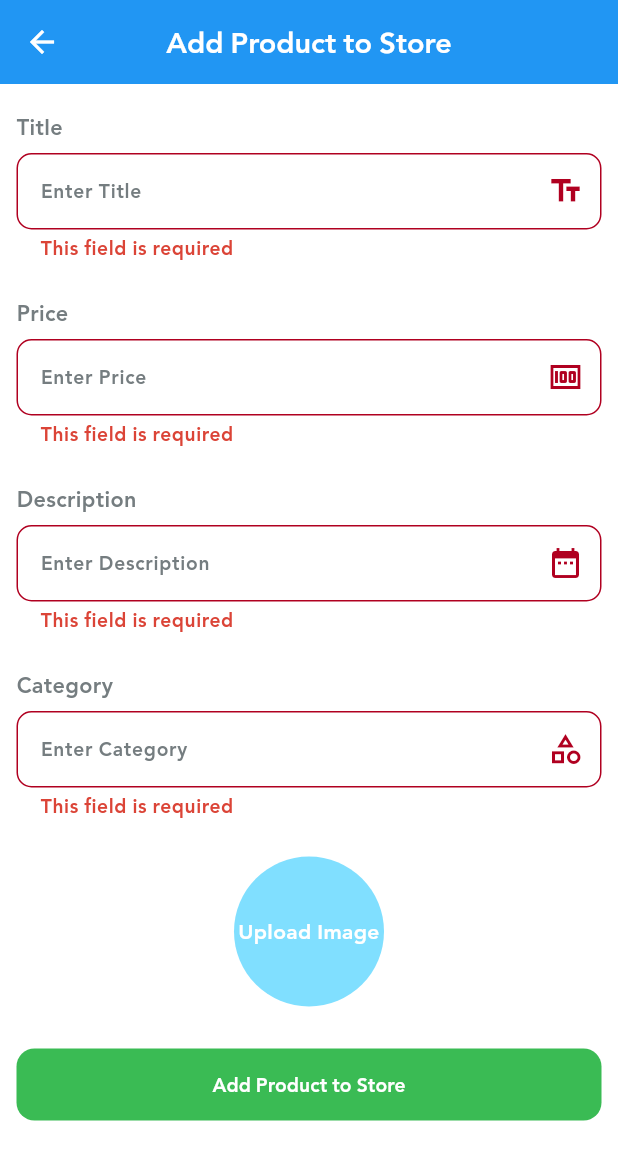
After one commit to MahmoudALBndkji/Simple-E-Commerce-Flutter-Task, a Flutter app: the AddProductToStoreView screen opened directly, after a tap on "Add Product to Store", on a phone screen of 412 x 824 dp. The commit adds this screen. Shown: the top 1160 px of the screen. Run offline on Flutter 3.47's test engine with Material 3 defaults, Android fonts, the light colour scheme and no system bars; our stand-ins replace flutter_bloc, flutter_secure_storage, image_picker, quickalert, skeletonizer; accounts and stored records are empty.

Commit message:
Add Product To Store View & Calling End Point

```diff
--- a/lib/core/constants/constants.dart
+++ b/lib/core/constants/constants.dart
@@ -5,6 +5,6 @@ class RemoteConstants {
 class Endpoints {
   static const String userLogin = 'auth/login';
   static const String getAllProducts = 'products';
-  static const String addNewProduct = 'products';
+  static const String addProductToStore = 'products';
   static const String getProductDetails = 'products';
 }
--- a/lib/core/widgets/buttons/custom_elevated_button.dart
+++ b/lib/core/widgets/buttons/custom_elevated_button.dart
@@ -30,7 +30,7 @@ class CustomElevatedButton extends StatelessWidget {
           elevation: 0.0,
           backgroundColor: buttonColor ?? secondaryColor,
           shape: RoundedRectangleBorder(
-            borderRadius: BorderRadius.circular(24),
+            borderRadius: BorderRadius.circular(12),
           ),
         ),
         child: Text(
--- /dev/null
+++ b/lib/features/settings/view_model/cubit/settings_cubit.dart
@@ -0,0 +1,35 @@
+import 'package:flutter/material.dart';
+import 'package:flutter_bloc/flutter_bloc.dart';
+import 'package:simple_ecommerce_flutter_task/core/constants/constants.dart';
+import 'package:simple_ecommerce_flutter_task/core/network/check_is_success.dart';
+import 'package:simple_ecommerce_flutter_task/core/services/api_service.dart';
+import 'package:simple_ecommerce_flutter_task/features/home/model/product_model.dart';
+
+part 'settings_state.dart';
+
+class SettingsCubit extends Cubit<SettingsState> {
+  SettingsCubit({required this.service}) : super(SettingsInitial());
+  final ApiService service;
+  static SettingsCubit get(context) => BlocProvider.of(context);
+  void addProductToStore(
+      {required BuildContext context, required ProductModel product}) async {
+    emit(AddProductToStoreLoadingState());
+    final response = await service.requestApi(
+      context: context,
+      requestType: RequestType.POST,
+      endPoint: Endpoints.addProductToStore,
+      parameter: {
+        'title': product.title,
+        'price': product.price,
+        'description': product.description,
+        'category': product.category,
+        'image': product.image,
+      },
+    );
+    if (checkReqIsSuccess(response.statusCode)) {
+      emit(AddProductToStoreSuccessState());
+    } else {
+      emit(AddProductToStoreErrorState(error: response.body));
+    }
+  }
+}
--- /dev/null
+++ b/lib/features/settings/view_model/cubit/settings_state.dart
@@ -0,0 +1,15 @@
+part of 'settings_cubit.dart';
+
+@immutable
+sealed class SettingsState {}
+
+final class SettingsInitial extends SettingsState {}
+
+final class AddProductToStoreLoadingState extends SettingsState {}
+
+final class AddProductToStoreSuccessState extends SettingsState {}
+
+final class AddProductToStoreErrorState extends SettingsState {
+  final String error;
+  AddProductToStoreErrorState({required this.error});
+}
--- /dev/null
+++ b/lib/features/settings/views/add_product_to_store_view.dart
@@ -0,0 +1,186 @@
+import 'dart:io';
+
+import 'package:flutter/material.dart';
+import 'package:flutter/services.dart';
+import 'package:flutter_bloc/flutter_bloc.dart';
+import 'package:image_picker/image_picker.dart';
+import 'package:simple_ecommerce_flutter_task/core/constants/app_colors.dart';
+import 'package:simple_ecommerce_flutter_task/core/languages/app_localizations.dart';
+import 'package:simple_ecommerce_flutter_task/core/services/api_service.dart';
+import 'package:simple_ecommerce_flutter_task/core/widgets/text_field_with_title.dart';
+import 'package:simple_ecommerce_flutter_task/features/home/model/product_model.dart';
+import 'package:simple_ecommerce_flutter_task/features/settings/view_model/cubit/settings_cubit.dart';
+import 'package:simple_ecommerce_flutter_task/features/settings/views/widgets/add_product_to_store_appbar.dart';
+import 'package:simple_ecommerce_flutter_task/features/settings/views/widgets/add_product_to_store_button.dart';
+
+class AddProductToStoreView extends StatefulWidget {
+  const AddProductToStoreView({super.key});
+
+  @override
+  State<AddProductToStoreView> createState() => _AddProductToStoreViewState();
+}
+
+class _AddProductToStoreViewState extends State<AddProductToStoreView> {
+  XFile? image;
+  final GlobalKey<FormState> formKey = GlobalKey<FormState>();
+  final TextEditingController titleController = TextEditingController();
+  final TextEditingController priceController = TextEditingController();
+  final TextEditingController descriptionController = TextEditingController();
+  final TextEditingController categoryController = TextEditingController();
+
+  Future pickImage(ImageSource source) async {
+    final XFile? pickedImage = await ImagePicker().pickImage(source: source);
+    if (pickedImage == null) return;
+    setState(() {
+      image = pickedImage;
+    });
+  }
+
+  @override
+  void dispose() {
+    titleController.dispose();
+    priceController.dispose();
+    descriptionController.dispose();
+    categoryController.dispose();
+    formKey.currentState?.dispose();
+    super.dispose();
+  }
+
+  @override
+  Widget build(BuildContext context) {
+    return BlocProvider(
+      create: (context) => SettingsCubit(service: ApiService()),
+      child: Scaffold(
+        appBar: AddProductToStoreAppbar(),
+        body: Padding(
+          padding: const EdgeInsets.symmetric(horizontal: 11.0, vertical: 19.0),
+          child: Form(
+            key: formKey,
+            child: SingleChildScrollView(
+              child: Column(
+                spacing: 10.0,
+                crossAxisAlignment: CrossAxisAlignment.start,
+                children: [
+                  TextFieldWithTitle(
+                    suffixIcon: Icon(Icons.text_fields),
+                    controller: titleController,
+                    title: "title".tr(context),
+                    hint: "enter_title".tr(context),
+                    validator: (input) =>
+                        input!.isEmpty ? "field_validation".tr(context) : null,
+                  ),
+                  SizedBox(height: 5.0),
+                  TextFieldWithTitle(
+                    suffixIcon: Icon(Icons.money),
+                    keyboardType: TextInputType.number,
+                    inputFormatters: [FilteringTextInputFormatter.digitsOnly],
+                    controller: priceController,
+                    title: "price".tr(context),
+                    hint: "enter_price".tr(context),
+                    validator: (input) =>
+                        input!.isEmpty ? "field_validation".tr(context) : null,
+                  ),
+                  SizedBox(height: 5.0),
+                  TextFieldWithTitle(
+                    suffixIcon: Icon(Icons.date_range),
+                    controller: descriptionController,
+                    title: "description".tr(context),
+                    hint: "enter_description".tr(context),
+                    validator: (input) =>
+                        input!.isEmpty ? "field_validation".tr(context) : null,
+                  ),
+                  SizedBox(height: 5.0),
+                  TextFieldWithTitle(
+                    suffixIcon: Icon(Icons.category_outlined),
+                    controller: categoryController,
+                    title: "category".tr(context),
+                    hint: "enter_category".tr(context),
+                    validator: (input) =>
+                        input!.isEmpty ? "field_validation".tr(context) : null,
+                  ),
+                  SizedBox(height: 5.0),
+                  Row(
+                    spacing: 20.0,
+                    mainAxisAlignment: image != null
+                        ? MainAxisAlignment.center
+                        : MainAxisAlignment.center,
+                    children: [
+                      Center(
+                        child: GestureDetector(
+                          onTap: () => showModalBottomSheet(
+                            context: context,
+                            builder: (ctx) => Wrap(
+                              children: [
+                                ListTile(
+                                  leading: const Icon(Icons.camera),
+                                  title: Text(
+                                    'take_picture_from_camera'.tr(context),
+                                  ),
+                                  onTap: () {
+                                    Navigator.pop(ctx);
+                                    pickImage(ImageSource.camera);
+                                  },
+                                ),
+                                ListTile(
+                                  leading: const Icon(Icons.image),
+                                  title: Text(
+                                    'pick_pictures_from_gallery'.tr(context),
+                                  ),
+                                  onTap: () {
+                                    Navigator.pop(ctx);
+                                    pickImage(ImageSource.gallery);
+                                  },
+                                ),
+                              ],
+                            ),
+                          ),
+                          child: Container(
+                            alignment: Alignment.center,
+                            height: 100.0,
+                            width: 100.0,
+                            decoration: BoxDecoration(
+                              color: primaryColor.withValues(alpha: 0.5),
+                              shape: BoxShape.circle,
+                            ),
+                            child: Text(
+                              "upload_image".tr(context),
+                              textAlign: TextAlign.center,
+                              style:
+                                  TextStyle(color: whiteColor, fontSize: 14.0),
+                            ),
+                          ),
+                        ),
+                      ),
+                      if (image != null)
+                        Center(
+                          child: SizedBox(
+                            width: 100.0,
+                            height: 100.0,
+                            child: CircleAvatar(
+                              radius: 500.0,
+                              backgroundImage: FileImage(File(image!.path)),
+                            ),
+                          ),
+                        ),
+                    ],
+                  ),
+                  const SizedBox(height: 8),
+                  AddProductToStoreButton(
+                    formKey: formKey,
+                    product: ProductModel(
+                      title: titleController.text,
+                      price: num.tryParse(priceController.text) ?? 0,
+                      description: descriptionController.text,
+                      category: categoryController.text,
+                      image: image?.path ?? "",
+                    ),
+                  ),
+                ],
+              ),
+            ),
+          ),
+        ),
+      ),
+    );
+  }
+}
--- /dev/null
+++ b/lib/features/settings/views/widgets/add_product_to_store_appbar.dart
@@ -0,0 +1,25 @@
+import 'package:flutter/material.dart';
+import 'package:simple_ecommerce_flutter_task/core/languages/app_localizations.dart';
+import 'package:simple_ecommerce_flutter_task/core/theme/styles.dart';
+
+class AddProductToStoreAppbar extends StatelessWidget
+    implements PreferredSizeWidget {
+  const AddProductToStoreAppbar({super.key});
+
+  @override
+  Widget build(BuildContext context) {
+    return AppBar(
+      elevation: 2,
+      centerTitle: true,
+      title: Text(
+        "add_product_to_store".tr(context),
+        style: TextStyles.font24TextGreyBold(context)
+            .copyWith(color: Colors.white),
+      ),
+      iconTheme: IconThemeData(color: Colors.white),
+    );
+  }
+
+  @override
+  Size get preferredSize => const Size.fromHeight(56);
+}
--- /dev/null
+++ b/lib/features/settings/views/widgets/add_product_to_store_button.dart
@@ -0,0 +1,73 @@
+import 'package:flutter/material.dart';
+import 'package:flutter_bloc/flutter_bloc.dart';
+import 'package:quickalert/models/quickalert_animtype.dart';
+import 'package:quickalert/models/quickalert_type.dart';
+import 'package:quickalert/widgets/quickalert_dialog.dart';
+import 'package:simple_ecommerce_flutter_task/core/constants/app_colors.dart';
+import 'package:simple_ecommerce_flutter_task/core/languages/app_localizations.dart';
+import 'package:simple_ecommerce_flutter_task/core/utils/logo_animation_loading.dart';
+import 'package:simple_ecommerce_flutter_task/core/widgets/buttons/custom_elevated_button.dart';
+import 'package:simple_ecommerce_flutter_task/core/widgets/snack_bar_message.dart';
+import 'package:simple_ecommerce_flutter_task/features/home/model/product_model.dart';
+import 'package:simple_ecommerce_flutter_task/features/settings/view_model/cubit/settings_cubit.dart';
+
+class AddProductToStoreButton extends StatelessWidget {
+  const AddProductToStoreButton(
+      {super.key, required this.product, required this.formKey});
+
+  final ProductModel product;
+  final GlobalKey<FormState> formKey;
+
+  @override
+  Widget build(BuildContext context) {
+    return BlocConsumer<SettingsCubit, SettingsState>(
+      listener: (context, state) {
+        if (state is AddProductToStoreLoadingState) {
+          showDialog(
+            barrierDismissible: false,
+            context: context,
+            builder: (context) {
+              return const LogoAnimationLoading(colorText: Colors.white);
+            },
+          );
+        } else if (state is AddProductToStoreSuccessState) {
+          while (Navigator.canPop(context)) {
+            Navigator.pop(context);
+          }
+          customSnackBar(
+            context: context,
+            keyLanguage: "operation_success",
+          );
+        } else if (state is AddProductToStoreErrorState) {
+          Navigator.pop(context);
+          QuickAlert.show(
+            barrierDismissible: false,
+            context: context,
+            type: QuickAlertType.error,
+            title: "error".tr(context),
+            confirmBtnText: "done".tr(context),
+            text: state.error,
+            animType: QuickAlertAnimType.slideInDown,
+          );
+        }
+      },
+      buildWhen: (previous, current) =>
+          current is AddProductToStoreLoadingState ||
+          current is AddProductToStoreSuccessState ||
+          current is AddProductToStoreErrorState,
+      builder: (context, state) => Center(
+        child: CustomElevatedButton(
+          buttonColor: successColor.withValues(alpha: 0.8),
+          text: "add_product_to_store".tr(context),
+          function: () {
+            if (formKey.currentState!.validate()) {
+              context
+                  .read<SettingsCubit>()
+                  .addProductToStore(context: context, product: product);
+            }
+          },
+        ),
+      ),
+    );
+  }
+}
--- a/pubspec.yaml
+++ b/pubspec.yaml
@@ -16,6 +16,7 @@ dependencies:
   flutter_secure_storage: ^9.2.4
   skeletonizer: ^1.4.3
   quickalert: ^1.1.0
+  image_picker: ^1.2.0
 
 dev_dependencies:
   flutter_test:
```
Also changed, not shown: assets/lang/ar.json (+11 -1 lines), assets/lang/en.json (+11 -1 lines), lib/features/settings/views/settings_view.dart (+9 -8 lines), pubspec.lock, 1 other file.
